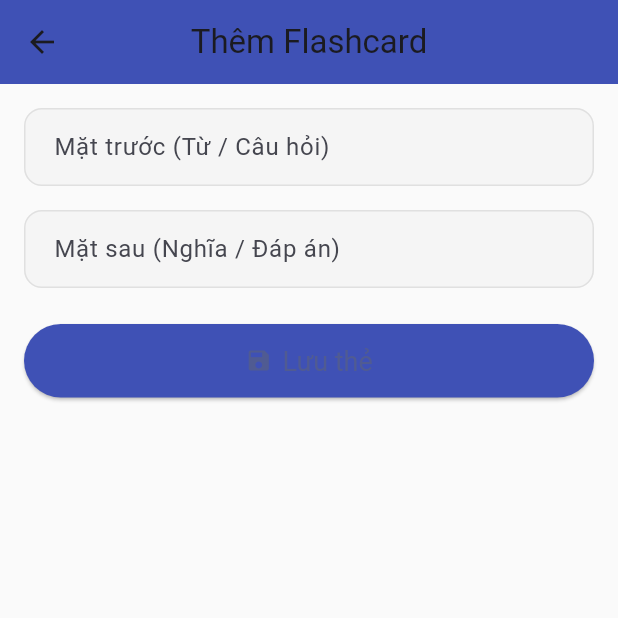
After one commit to ngthanhs1/2025_LTTBDD_N04_Nhom_Thanh, a Flutter app: the screen it shows once a user with an empty profile is signed in, item 3 of the bottom bar chosen, after a tap on the "add circle outline" icon, on a phone screen of 412 x 824 dp, the top half of it. The commit adds this screen. Run offline on Flutter 3.47's test engine with Material 3 defaults, Android fonts, the phone set to English and light mode, and no system bars; our stand-ins replace cloud_firestore, firebase_auth, firebase_core, shared_preferences; accounts and stored records are empty.

Commit message:
new update

```diff
--- /dev/null
+++ b/hoc_tap_on_luyen/lib/screens/Flashcard/add_flashcard.dart
@@ -0,0 +1,85 @@
+import 'package:flutter/material.dart';
+import '../../services/firestore_service.dart';
+
+class AddFlashcardScreen extends StatefulWidget {
+  const AddFlashcardScreen({super.key});
+
+  @override
+  State<AddFlashcardScreen> createState() => _AddFlashcardScreenState();
+}
+
+class _AddFlashcardScreenState extends State<AddFlashcardScreen> {
+  final _frontController = TextEditingController();
+  final _backController = TextEditingController();
+  bool _saving = false;
+
+  Future<void> _saveFlashcard() async {
+    final front = _frontController.text.trim();
+    final back = _backController.text.trim();
+
+    if (front.isEmpty || back.isEmpty) {
+      ScaffoldMessenger.of(context).showSnackBar(
+        const SnackBar(content: Text("Vui lòng nhập đủ 2 mặt thẻ!")),
+      );
+      return;
+    }
+
+    setState(() => _saving = true);
+
+    await FirestoreService.instance.addFlashcard(front, back);
+
+    if (mounted) {
+      setState(() => _saving = false);
+      ScaffoldMessenger.of(
+        context,
+      ).showSnackBar(const SnackBar(content: Text("Đã lưu thẻ thành công!")));
+      Navigator.pop(context, true);
+    }
+  }
+
+  @override
+  Widget build(BuildContext context) {
+    return Scaffold(
+      appBar: AppBar(
+        title: const Text("Thêm Flashcard"),
+        backgroundColor: Colors.indigo,
+      ),
+      body: Padding(
+        padding: const EdgeInsets.all(16.0),
+        child: Column(
+          children: [
+            TextField(
+              controller: _frontController,
+              decoration: const InputDecoration(
+                labelText: "Mặt trước (Từ / Câu hỏi)",
+                border: OutlineInputBorder(),
+              ),
+            ),
+            const SizedBox(height: 16),
+            TextField(
+              controller: _backController,
+              decoration: const InputDecoration(
+                labelText: "Mặt sau (Nghĩa / Đáp án)",
+                border: OutlineInputBorder(),
+              ),
+            ),
+            const SizedBox(height: 24),
+            SizedBox(
+              width: double.infinity,
+              child: ElevatedButton.icon(
+                icon: const Icon(Icons.save),
+                label: Text(_saving ? "Đang lưu..." : "Lưu thẻ"),
+                onPressed: _saving ? null : _saveFlashcard,
+                style: ElevatedButton.styleFrom(
+                  backgroundColor: Colors.indigo,
+                  padding: const EdgeInsets.symmetric(vertical: 14),
+                  textStyle: const TextStyle(fontSize: 18),
+                ),
+              ),
+            ),
+          ],
+        ),
+      ),
+    );
+  }
+}
--- /dev/null
+++ b/hoc_tap_on_luyen/lib/screens/Flashcard/flashcard.dart
@@ -0,0 +1,209 @@
+import 'dart:math';
+import 'package:flutter/material.dart';
+import '../../models/flashcard.dart';
+import '../../services/firestore_service.dart';
+import 'add_flashcard.dart';
+
+class FlashcardScreen extends StatefulWidget {
+  const FlashcardScreen({super.key});
+
+  @override
+  State<FlashcardScreen> createState() => _FlashcardScreenState();
+}
+
+class _FlashcardScreenState extends State<FlashcardScreen>
+    with SingleTickerProviderStateMixin {
+  late AnimationController _controller;
+  bool _isFront = true;
+  int _index = 0;
+  List<Flashcard> _cards = [];
+  bool _loading = true;
+
+  @override
+  void initState() {
+    super.initState();
+    _controller = AnimationController(
+      vsync: this,
+      duration: const Duration(milliseconds: 400),
+    );
+    _loadCards();
+  }
+
+  Future<void> _loadCards() async {
+    final cards = await FirestoreService.instance.getFlashcards();
+    setState(() {
+      _cards = cards;
+      _loading = false;
+    });
+  }
+
+  void _flipCard() {
+    if (_isFront) {
+      _controller.forward();
+    } else {
+      _controller.reverse();
+    }
+    _isFront = !_isFront;
+  }
+
+  void _nextCard() {
+    if (_index < _cards.length - 1) {
+      setState(() {
+        _index++;
+        _isFront = true;
+        _controller.reset();
+      });
+    } else {
+      ScaffoldMessenger.of(context).showSnackBar(
+        const SnackBar(content: Text("🎉 Bạn đã xem hết các thẻ!")),
+      );
+    }
+  }
+
+  @override
+  Widget build(BuildContext context) {
+    if (_loading) {
+      return const Scaffold(
+        body: Center(child: CircularProgressIndicator(color: Colors.indigo)),
+      );
+    }
+
+    return Scaffold(
+      appBar: AppBar(
+        title: const Text("Ôn tập Flashcard"),
+        backgroundColor: const Color.fromARGB(255, 149, 163, 243),
+        centerTitle: true,
+        actions: [
+          IconButton(
+            tooltip: "Thêm thẻ mới",
+            icon: const Icon(Icons.add_circle_outline),
+            onPressed: () async {
+              final added = await Navigator.push(
+                context,
+                MaterialPageRoute(builder: (_) => const AddFlashcardScreen()),
+              );
+              if (added == true) _loadCards();
+            },
+          ),
+        ],
+      ),
+      body: _cards.isEmpty
+          ? const Center(
+              child: Text(
+                "Chưa có thẻ nào.\nNhấn + để thêm thẻ học mới!",
+                textAlign: TextAlign.center,
+                style: TextStyle(fontSize: 16, color: Colors.grey),
+              ),
+            )
+          : Column(
+              mainAxisAlignment: MainAxisAlignment.center,
+              children: [
+                Text(
+                  "Thẻ ${_index + 1}/${_cards.length}",
+                  style: const TextStyle(
+                    color: Colors.indigo,
+                    fontWeight: FontWeight.w600,
+                  ),
+                ),
+                const SizedBox(height: 20),
+                GestureDetector(
+                  onTap: _flipCard,
+                  child: AnimatedBuilder(
+                    animation: _controller,
+                    builder: (context, child) {
+                      final angle = _controller.value * pi;
+                      final transform = Matrix4.identity()
+                        ..setEntry(3, 2, 0.001)
+                        ..rotateY(angle);
+
+                      final isFront = _controller.value < 0.5;
+                      final card = _cards[_index];
+
+                      return Transform(
+                        transform: transform,
+                        alignment: Alignment.center,
+                        child: Container(
+                          width: 320,
+                          height: 220,
+                          alignment: Alignment.center,
+                          decoration: BoxDecoration(
+                            gradient: LinearGradient(
+                              colors: isFront
+                                  ? [
+                                      Colors.indigo.shade100,
+                                      Colors.indigo.shade200,
+                                    ]
+                                  : [Colors.white, Colors.indigo.shade50],
+                              begin: Alignment.topLeft,
+                              end: Alignment.bottomRight,
+                            ),
+                            borderRadius: BorderRadius.circular(16),
+                            boxShadow: const [
+                              BoxShadow(
+                                color: Colors.black26,
+                                blurRadius: 10,
+                                offset: Offset(3, 4),
+                              ),
+                            ],
+                          ),
+                          child: isFront
+                              ? Text(
+                                  card.front,
+                                  style: const TextStyle(
+                                    fontSize: 24,
+                                    fontWeight: FontWeight.bold,
+                                    color: Colors.indigo,
+                                  ),
+                                  textAlign: TextAlign.center,
+                                )
+                              : Transform(
+                                  alignment: Alignment.center,
+                                  transform: Matrix4.rotationY(pi),
+                                  child: Text(
+                                    card.back,
+                                    style: const TextStyle(
+                                      fontSize: 24,
+                                      fontWeight: FontWeight.bold,
+                                      color: Colors.deepOrange,
+                                    ),
+                                    textAlign: TextAlign.center,
+                                  ),
+                                ),
+                        ),
+                      );
+                    },
+                  ),
+                ),
+              ],
+            ),
+      bottomNavigationBar: _cards.isEmpty
+          ? null
+          : Padding(
+              padding: const EdgeInsets.all(16),
+              child: ElevatedButton.icon(
+                icon: const Icon(Icons.arrow_forward_ios_rounded),
+                label: const Text("Thẻ tiếp theo"),
+                onPressed: _nextCard,
+                style: ElevatedButton.styleFrom(
+                  backgroundColor: Colors.indigo,
+                  foregroundColor: Colors.white,
+                  padding: const EdgeInsets.symmetric(vertical: 14),
+                  shape: RoundedRectangleBorder(
+                    borderRadius: BorderRadius.circular(12),
+                  ),
+                  textStyle: const TextStyle(
+                    fontSize: 18,
+                    fontWeight: FontWeight.w600,
+                  ),
+                ),
+              ),
+            ),
+    );
+  }
+
+  @override
+  void dispose() {
+    _controller.dispose();
+    super.dispose();
+  }
+}
--- a/hoc_tap_on_luyen/lib/screens/add_question.dart
+++ b/hoc_tap_on_luyen/lib/screens/Quiz/add_question.dart
@@ -1,5 +1,5 @@
 import 'package:flutter/material.dart';
-import '../services/firestore_service.dart';
+import '../../services/firestore_service.dart';
 
 class AddQuestionScreen extends StatefulWidget {
   final String topicId;
--- a/hoc_tap_on_luyen/lib/screens/Quiz/create_topic.dart
+++ b/hoc_tap_on_luyen/lib/screens/Quiz/create_topic.dart
@@ -121,9 +121,11 @@ class _CreateTopicScreenState extends State<CreateTopicScreen> {
                         final isCorrect = i == q['correctIndex'];
                         return Text(
                           '${String.fromCharCode(65 + i)}. ${q['options'][i]}'
-                          '${isCorrect ? " ✅" : ""}',
+                          '${isCorrect ? "" : ""}',
                           style: TextStyle(
-                            color: isCorrect ? Colors.green : Colors.black87,
+                            color: isCorrect
+                                ? const Color.fromARGB(255, 197, 231, 198)
+                                : Colors.black87,
                           ),
                         );
                       }),
--- a/hoc_tap_on_luyen/lib/screens/Quiz/topic_detail.dart
+++ b/hoc_tap_on_luyen/lib/screens/Quiz/topic_detail.dart
@@ -1,7 +1,7 @@
 import 'package:flutter/material.dart';
 import '../../models/quiz.dart';
 import '../../services/firestore_service.dart';
-import '../add_question.dart';
+import 'add_question.dart';
 
 class TopicDetailScreen extends StatelessWidget {
   final Topic topic;
--- a/hoc_tap_on_luyen/lib/screens/profile.dart
+++ b/hoc_tap_on_luyen/lib/screens/Taikhoan/profile.dart
@@ -1,6 +1,6 @@
 import 'package:flutter/material.dart';
-import '../services/auth_service.dart';
-import 'login.dart';
+import '../../services/auth_service.dart';
+import '../login.dart';
 
 class ProfileScreen extends StatelessWidget {
   const ProfileScreen({super.key});
--- a/hoc_tap_on_luyen/lib/screens/intro.dart
+++ b/hoc_tap_on_luyen/lib/screens/intro.dart
@@ -1,5 +1,5 @@
 import 'package:flutter/material.dart';
-import 'login.dart'; // 👈 thêm import trang đăng nhập
+import 'login.dart';
 
 class IntroScreen extends StatelessWidget {
   const IntroScreen({super.key});
--- a/hoc_tap_on_luyen/lib/screens/main_page.dart
+++ b/hoc_tap_on_luyen/lib/screens/main_page.dart
@@ -2,8 +2,8 @@ import 'package:flutter/material.dart';
 import 'home.dart';
 import 'Quiz/quiz_home.dart';
 import '../models/flashcard.dart';
-import 'flashcard.dart';
-import 'profile.dart';
+import 'Flashcard/flashcard.dart';
+import 'Taikhoan/profile.dart';
 
 class MainPage extends StatefulWidget {
   const MainPage({super.key});
--- a/hoc_tap_on_luyen/pubspec.yaml
+++ b/hoc_tap_on_luyen/pubspec.yaml
@@ -80,7 +80,7 @@ flutter:
   #   - images/a_dot_burr.jpeg
   #   - images/a_dot_ham.jpeg
   assets:
-    - assets/images/a.jpg
+    - images/
   # An image asset can refer to one or more resolution-specific "variants", see
   # https://flutter.dev/to/resolution-aware-images
 
```
Also changed, not shown: hoc_tap_on_luyen/lib/screens/flashcard.dart (deleted, +0 -174 lines), hoc_tap_on_luyen/images/a.jpg (renamed from hoc_tap_on_luyen/assets/images/a.jpg), hoc_tap_on_luyen/lib/screens/Taikhoan/gioithieu.dart (added), hoc_tap_on_luyen/lib/screens/Taikhoan/quen_mk.dart (added), hoc_tap_on_luyen/lib/screens/Taikhoan/thongtin_tk.dart (added), 1 other file.
